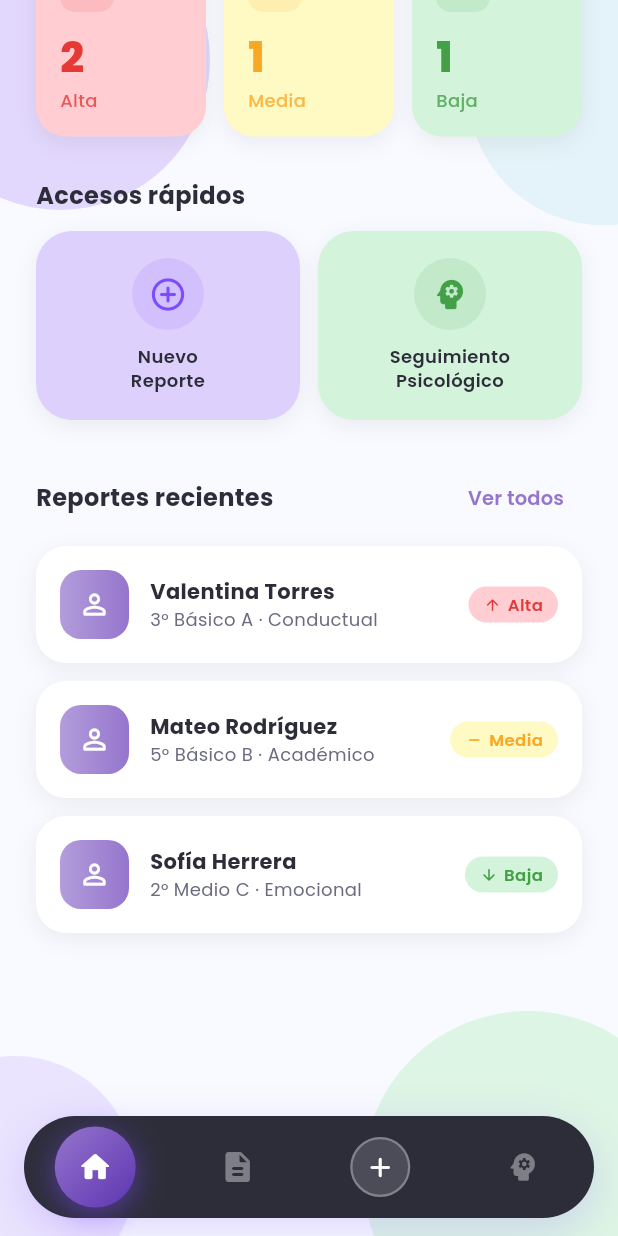
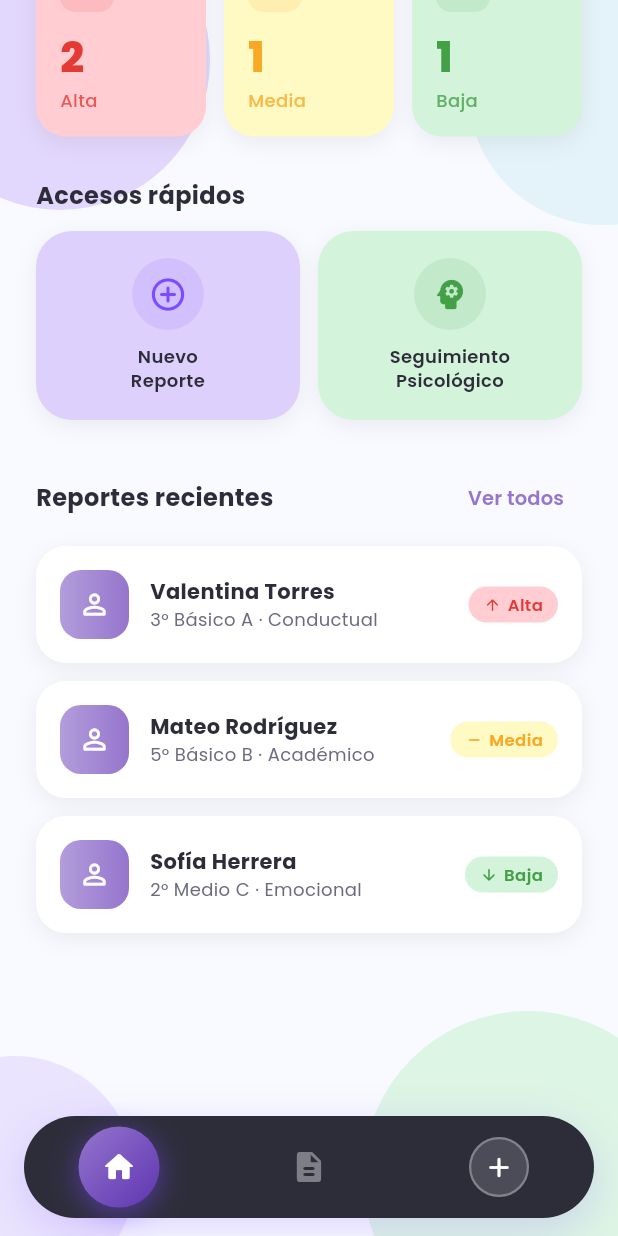
Before and after one commit to Luishernandez001/sirenamaster, a Flutter app: the HomeScreen screen opened directly, scrolled down 371 dp, on a phone screen of 412 x 824 dp. Run offline on Flutter 3.47's test engine with Material 3 defaults, Android fonts, the phone set to English and light mode, and no system bars; our stand-ins replace google_fonts.

Commit message:
se elimino la 4ta parte

```diff
--- a/lib/views/home_screen.dart
+++ b/lib/views/home_screen.dart
@@ -11,7 +11,6 @@ import '../widgets/decorative_background.dart';
 import '../widgets/priority_badge.dart';
 import 'reports_list_screen.dart';
 import 'create_report_screen.dart';
-import 'psychology_screen.dart';
 
 class HomeScreen extends StatefulWidget {
   const HomeScreen({super.key});
@@ -33,7 +32,6 @@ class _HomeScreenState extends State<HomeScreen> with TickerProviderStateMixin {
     _screens = [
       const _DashboardTab(),
       const ReportsListScreen(),
-      const PsychologyScreen(),
     ];
     _fadeController = AnimationController(vsync: this, duration: const Duration(milliseconds: 220));
     _fadeAnim = CurvedAnimation(parent: _fadeController, curve: Curves.easeInOut);
@@ -85,7 +83,7 @@ class _HomeScreenState extends State<HomeScreen> with TickerProviderStateMixin {
 
 // ============================================================
 // _BubbleNavBar — BottomNav con burbuja perfectamente alineada
-// Usa 4 slots iguales: Inicio | Reportes | [+] | Psicología
+// Usa 3 slots: Inicio | Reportes | [+]
 // La burbuja se posiciona exactamente debajo del ícono activo
 // ============================================================
 class _BubbleNavBar extends StatefulWidget {
@@ -136,13 +134,12 @@ class _BubbleNavBarState extends State<_BubbleNavBar> with SingleTickerProviderS
         child: LayoutBuilder(
           builder: (context, constraints) {
             final totalWidth = constraints.maxWidth;
-            final slotWidth = totalWidth / 4;
+            final slotWidth = totalWidth / 3;
 
-            // Centro X de cada slot de navegación (slots 0,1,3 son nav items)
+            // Centro X de cada slot de navegación (slots 0 and 1 are pages)
             final List<double> slotCenters = [
-              slotWidth * 0.5,           // Inicio  → slot 0
-              slotWidth * 1.5,           // Reportes → slot 1
-              slotWidth * 3.5,           // Psicología → slot 3
+              slotWidth * 0.5, // Inicio → slot 0
+              slotWidth * 1.5, // Reportes → slot 1
             ];
 
             final bubbleLeft = slotCenters[widget.currentIndex] - bubbleSize / 2;
@@ -205,7 +202,7 @@ class _BubbleNavBarState extends State<_BubbleNavBar> with SingleTickerProviderS
                       children: [
                         Expanded(child: _BubbleNavItem(icon: Icons.home_rounded, index: 0, currentIndex: widget.currentIndex, onTap: widget.onTap)),
                         Expanded(child: _BubbleNavItem(icon: Icons.description_rounded, index: 1, currentIndex: widget.currentIndex, onTap: widget.onTap)),
-                        // Botón + central
+                        // Botón + al final
                         Expanded(
                           child: GestureDetector(
                             onTap: widget.onAddTap,
@@ -224,7 +221,6 @@ class _BubbleNavBarState extends State<_BubbleNavBar> with SingleTickerProviderS
                             ),
                           ),
                         ),
-                        Expanded(child: _BubbleNavItem(icon: Icons.psychology_rounded, index: 2, currentIndex: widget.currentIndex, onTap: widget.onTap)),
                       ],
                     ),
                   ),
```
